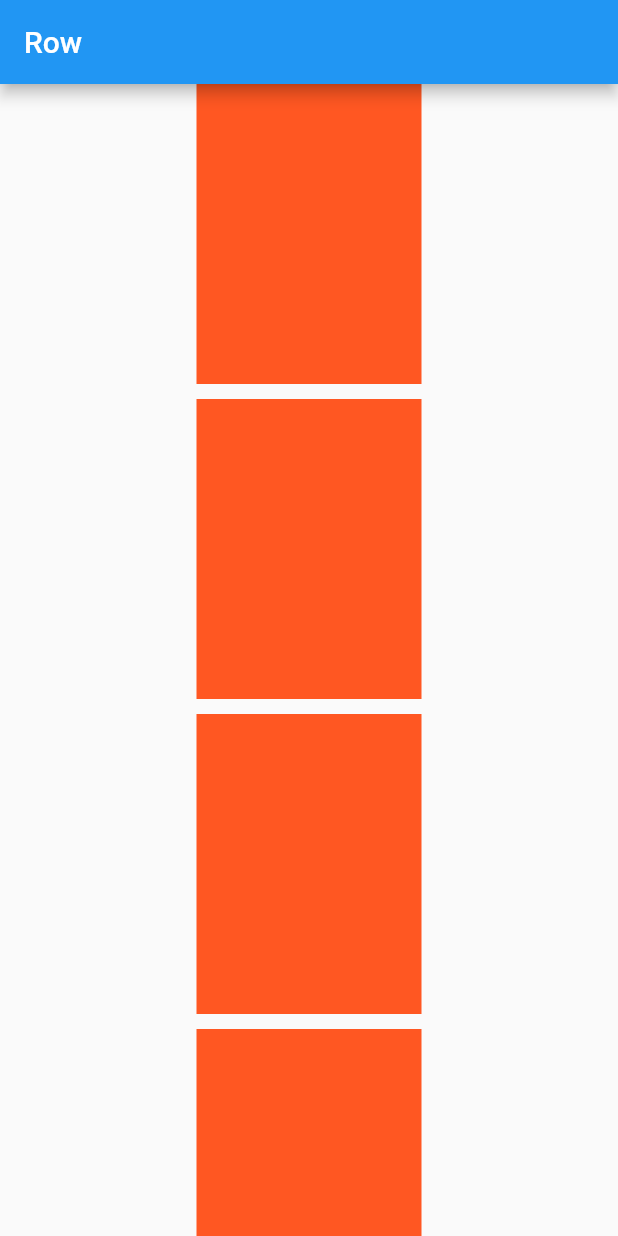
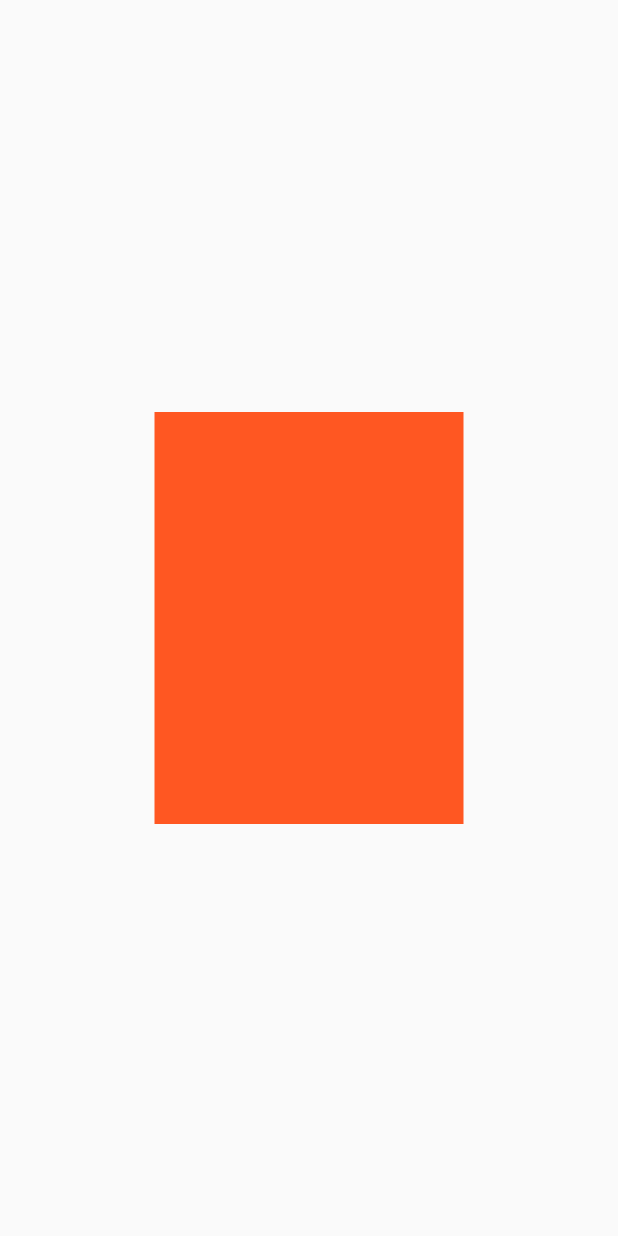
Before and after one commit to Haider3966/LearnFlutter, a Flutter app: the screen it shows after launch, on a phone screen of 412 x 824 dp. Run offline on Flutter 3.47's test engine with Material 2 defaults, Android fonts, the phone set to English and light mode, and no system bars.

Commit message:
Mediaquery

```diff
--- a/lib/main.dart
+++ b/lib/main.dart
@@ -5,48 +5,20 @@ void main() => runApp(MyApp());
 class MyApp extends StatelessWidget {
   @override
   Widget build(BuildContext context) {
+
     return MaterialApp(
       debugShowCheckedModeBanner: false,
-      home: Scaffold(
-        appBar: AppBar(
-          title: Text("Row"),
-        ),
-        body:ListView(
-          children: [
-            Column(
-              children: <Widget>[
-                Container(
-                  height: 200,
-                  width: 150,
-                  color: Colors.deepOrange,
-                ),
-                SizedBox(
-                  height: 10,
-                ),
-                Container(
-                  height: 200,
-                  width: 150,
-                  color: Colors.deepOrange,
-                ),
-                SizedBox(
-                  height: 10,
-                ),
-                Container(
-                  height: 200,
-                  width: 150,
-                  color: Colors.deepOrange,
-                ),
-                SizedBox(
-                  height: 10,
-                ),
-                Container(
-                  height: 200,
-                  width: 150,
-                  color: Colors.deepOrange,
-                ),
-              ],
+      home:SafeArea(
+        child: SafeArea(
+          child: Scaffold(
+            body: Center(
+              child: Container(
+                height: MediaQuery.of(context).size.height/3,
+                width: MediaQuery.of(context).size.width/2,
+                color: Colors.deepOrange,
+              ),
             ),
-          ],
+          ) ,
         ),
       ),
     );
```
